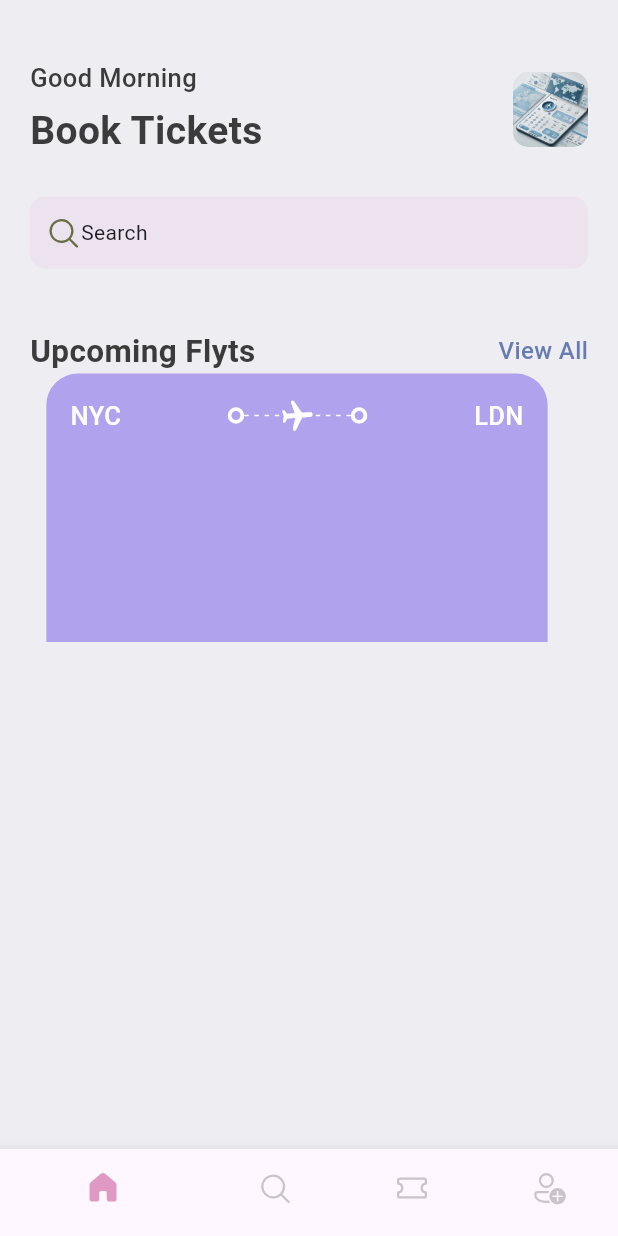
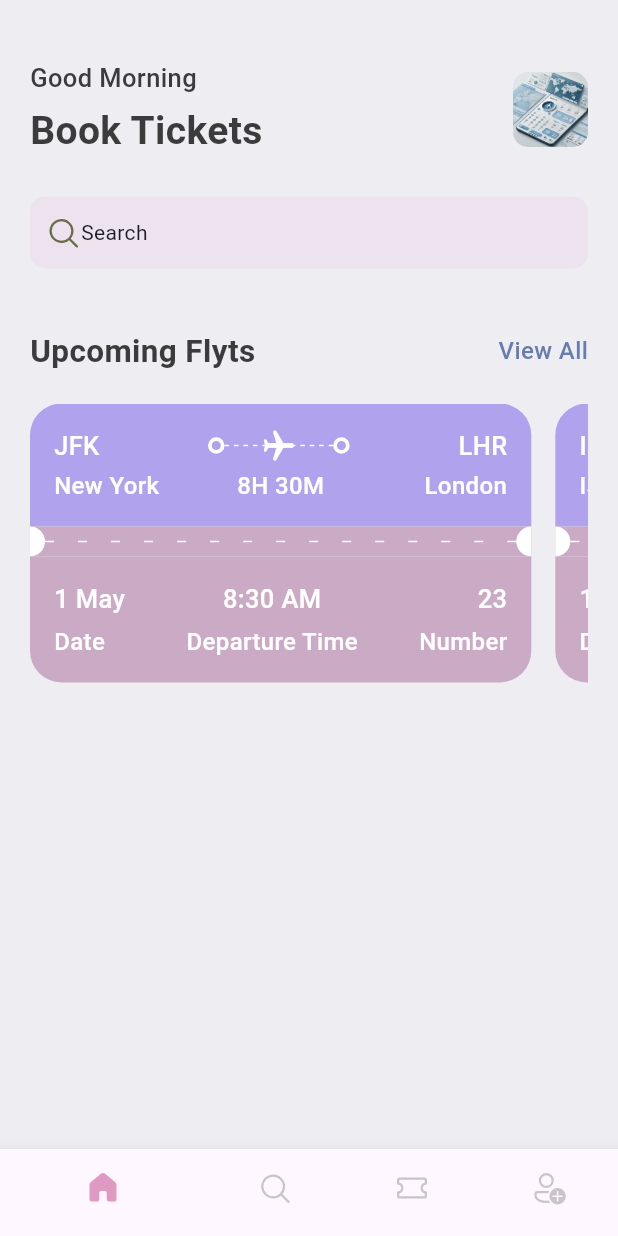
Before and after one commit to AlonaLaskar/ticket-app, a Flutter app: the screen it shows after launch, on a phone screen of 412 x 824 dp. Run offline on Flutter 3.47's test engine with Material 3 defaults, Android fonts, the phone set to English and light mode, and no system bars; our stand-ins replace fluentui_icons.

Commit message:
Add JSON file and fix the ticket card to be dynamic

```diff
--- a/lib/core/res/styles/app_styles.dart
+++ b/lib/core/res/styles/app_styles.dart
@@ -30,4 +30,9 @@ class AppStyles {
     fontWeight: FontWeight.bold,
     color: textColor,
   );
+  static TextStyle heandLineStyle4 = TextStyle(
+    fontSize: 16,
+    fontWeight: FontWeight.w500,
+    color: textColor,
+  );
 }
--- /dev/null
+++ b/lib/core/utils/all_json.dart
@@ -0,0 +1,86 @@
+List<Map<String, dynamic>> ticketList = [
+  {
+    'from': {
+      'code': 'JFK',
+      'name': 'New York',
+    },
+    'to': {
+      'code': 'LHR',
+      'name': 'London',
+    },
+    'duration': '8H 30M',
+    'date': '1 May',
+    'departureTime': '8:30 AM',
+    'number': '23',
+  },
+  {
+    'from': {
+      'code': 'ISR',
+      'name': 'Israel',
+    },
+    'to': {
+      'code': 'LHR',
+      'name': 'London',
+    },
+    'duration': '12H 30M',
+    'date': '1 May',
+    'departureTime': '21:30 PM',
+    'number': '24B',
+  },
+  {
+    'from': {
+      'code': 'DXB',
+      'name': 'Dubai',
+    },
+    'to': {
+      'code': 'SIN',
+      'name': 'Singapore',
+    },
+    'duration': '7H 45M',
+    'date': '15 June',
+    'departureTime': '2:15 PM',
+    'number': 'A12',
+  },
+  {
+    'from': {
+      'code': 'SYD',
+      'name': 'Sydney',
+    },
+    'to': {
+      'code': 'LAX',
+      'name': 'Los Angeles',
+    },
+    'duration': '13H 50M',
+    'date': '10 July',
+    'departureTime': '9:00 PM',
+    'number': '89C',
+  },
+  {
+    'from': {
+      'code': 'FRA',
+      'name': 'Frankfurt',
+    },
+    'to': {
+      'code': 'HND',
+      'name': 'Tokyo',
+    },
+    'duration': '11H 20M',
+    'date': '22 March',
+    'departureTime': '6:45 AM',
+    'number': '56K',
+  },
+  {
+    'from': {
+      'code': 'CDG',
+      'name': 'Paris',
+    },
+    'to': {
+      'code': 'MAD',
+      'name': 'Madrid',
+    },
+    'duration': '2H 10M',
+    'date': '5 April',
+    'departureTime': '11:30 AM',
+    'number': '34D',
+  },
+];
--- /dev/null
+++ b/lib/core/widgets/app_coulmn_text_layour.dart
@@ -0,0 +1,23 @@
+import 'package:flutter/material.dart';
+import '/core/widgets/text_style_big_title.dart';
+import '/core/widgets/text_style_small_title.dart';
+
+class AppCoulmnTextLayout extends StatelessWidget {
+  const AppCoulmnTextLayout(
+      {super.key, required this.TopText, required this.BottomText,this.align = CrossAxisAlignment.end});
+  final String TopText;
+  final String BottomText;
+  final CrossAxisAlignment align;
+
+  @override
+  Widget build(BuildContext context) {
+    return Column(
+      crossAxisAlignment: align,
+      children: [
+        TextStyleeBigTitle(text: TopText),
+        const SizedBox(height: 5),
+        TextStyleSmallTitle(text: BottomText),
+      ],
+    );
+  }
+}
--- a/lib/core/widgets/app_double_text.dart
+++ b/lib/core/widgets/app_double_text.dart
@@ -1,5 +1,6 @@
 import 'package:flutter/material.dart';
 import 'package:ticket_app/core/res/styles/app_styles.dart';
+import 'package:ticket_app/screens/all_ticket.dart';
 
 class AppDoubleText extends StatelessWidget {
   const AppDoubleText(
@@ -17,7 +18,14 @@ class AppDoubleText extends StatelessWidget {
           style: AppStyles.heandLineStyle3,
         ),
         InkWell(
-          onTap: () {},
+          onTap: () {
+            Navigator.push(
+              context,
+              MaterialPageRoute(
+                builder: (context) => const AllTickets(),
+              ),
+            );
+          },
           child: Text(smallText,
               style:
                   AppStyles.textStyle.copyWith(color: AppStyles.primaryColor)),
--- a/lib/core/widgets/app_layoutbuilder.dart
+++ b/lib/core/widgets/app_layoutbuilder.dart
@@ -2,8 +2,10 @@ import 'package:flutter/material.dart';
 
 class AppLayoutbuilderWidget extends StatelessWidget {
   final int randomDivider;
+  final double width;
 
-  const AppLayoutbuilderWidget({super.key, required this.randomDivider});
+  const AppLayoutbuilderWidget(
+      {super.key, required this.randomDivider, this.width = 3});
 
   @override
   Widget build(BuildContext context) {
@@ -15,11 +17,11 @@ class AppLayoutbuilderWidget extends StatelessWidget {
           mainAxisAlignment: MainAxisAlignment.spaceBetween,
           direction: Axis.horizontal,
           children: List.generate(
-              (constraints.constrainWidth()/randomDivider).floor(),
-              (index) => const SizedBox(
-                    width: 3,
+              (constraints.constrainWidth() / randomDivider).floor(),
+              (index) => SizedBox(
+                    width: width,
                     height: 1,
-                    child: DecoratedBox(
+                    child: const DecoratedBox(
                       decoration: BoxDecoration(
                         color: Colors.white,
                       ),
--- /dev/null
+++ b/lib/core/widgets/big_circle.dart
@@ -0,0 +1,28 @@
+import 'package:flutter/material.dart';
+
+class BigCircle extends StatelessWidget {
+  final bool isRigth;
+  const BigCircle({super.key, required this.isRigth});
+
+  @override
+  Widget build(BuildContext context) {
+    return SizedBox(
+      height: 20,
+      width: 10,
+      child: DecoratedBox(
+        decoration: BoxDecoration(
+          color: Colors.white,
+          borderRadius: isRigth == true
+              ? const BorderRadius.only(
+                  topLeft: Radius.circular(10),
+                  bottomLeft: Radius.circular(10),
+                )
+              : const BorderRadius.only(
+                  topRight: Radius.circular(10),
+                  bottomRight: Radius.circular(10),
+                ),
+        ),
+      ),
+    );
+  }
+}
--- /dev/null
+++ b/lib/core/widgets/text_style_big_title.dart
@@ -0,0 +1,15 @@
+import 'package:flutter/material.dart';
+import '/core/res/styles/app_styles.dart';
+
+class TextStyleeBigTitle extends StatelessWidget {
+  const TextStyleeBigTitle({super.key, required this.text});
+  final String text;
+
+  @override
+  Widget build(BuildContext context) {
+    return Text(
+      text,
+      style: AppStyles.heandLineStyle2.copyWith(color: Colors.white),
+    );
+  }
+}
--- /dev/null
+++ b/lib/core/widgets/text_style_small_title.dart
@@ -0,0 +1,18 @@
+import 'package:flutter/material.dart';
+import '/core/res/styles/app_styles.dart';
+
+class TextStyleSmallTitle extends StatelessWidget {
+  const TextStyleSmallTitle(
+      {super.key, required this.text, this.align = TextAlign.start});
+  final String text;
+  final TextAlign align;
+
+  @override
+  Widget build(BuildContext context) {
+    return Text(
+      text,
+      textAlign: align,
+      style: AppStyles.heandLineStyle4.copyWith(color: Colors.white),
+    );
+  }
+}
--- /dev/null
+++ b/lib/core/widgets/ticket_details_widget.dart
@@ -0,0 +1,62 @@
+import 'package:flutter/material.dart';
+import '/core/widgets/app_coulmn_text_layour.dart';
+
+
+class TicketDetailsWidget extends StatelessWidget {
+  final String date;
+  final String dateLabel;
+  final String departureTime;
+  final String departureTimeLabel;
+  final String ticketNumber;
+  final String ticketNumberLabel;
+  final Color backgroundColor;
+
+  const TicketDetailsWidget({
+    super.key,
+    required this.date,
+    required this.dateLabel,
+    required this.departureTime,
+    required this.departureTimeLabel,
+    required this.ticketNumber,
+    required this.ticketNumberLabel,
+    required this.backgroundColor,
+  }) ;
+
+  @override
+  Widget build(BuildContext context) {
+    return Container(
+      padding: const EdgeInsets.all(16),
+      decoration: BoxDecoration(
+        borderRadius: const BorderRadius.only(
+          bottomLeft: Radius.circular(21),
+          bottomRight: Radius.circular(21),
+        ),
+        color: backgroundColor,
+      ),
+      child: Column(
+        children: [
+          Row(
+            mainAxisAlignment: MainAxisAlignment.spaceBetween,
+            children: [
+              AppCoulmnTextLayout(
+                TopText: date,
+                BottomText: dateLabel,
+                align: CrossAxisAlignment.start,
+              ),
+              AppCoulmnTextLayout(
+                TopText: departureTime,
+                BottomText: departureTimeLabel,
+                align: CrossAxisAlignment.center,
+              ),
+              AppCoulmnTextLayout(
+                TopText: ticketNumber,
+                BottomText: ticketNumberLabel,
+                align: CrossAxisAlignment.end,
+              ),
+            ],
+          ),
+        ],
+      ),
+    );
+  }
+}
--- a/lib/core/widgets/ticket_view.dart
+++ b/lib/core/widgets/ticket_view.dart
@@ -1,68 +1,54 @@
 import 'package:flutter/material.dart';
-import '/core/widgets/big_dot.dart';
+import '/core/widgets/ticket_details_widget.dart';
+import 'ticket_widget.dart';
 import '/core/res/styles/app_styles.dart';
 import '/core/widgets/app_layoutbuilder.dart';
+import '/core/widgets/big_circle.dart';
 
 class TicketsView extends StatelessWidget {
-  const TicketsView({super.key});
+  final Map<String, dynamic> ticket;
+
+  const TicketsView({super.key, required this.ticket});
 
   @override
   Widget build(BuildContext context) {
     final size = MediaQuery.of(context).size; //get the size of the screen
     return SizedBox(
       width: size.width * 0.85,
-      height: 179,
+      height: 189,
       child: Container(
-        decoration: BoxDecoration(
-          borderRadius: const BorderRadius.only(
-              topLeft: Radius.circular(21), topRight: Radius.circular(21)),
-          color: AppStyles.ticketPerpule,
-        ),
         margin: const EdgeInsets.only(right: 16),
-        padding: const EdgeInsets.all(16),
         child: Column(
           children: [
-            Row(
-              children: [
-                Text(
-                  "NYC",
-                  style:
-                      AppStyles.heandLineStyle2.copyWith(color: Colors.white),
-                ),
-                Expanded(
-                  child: Container(),
-                ),
-                const BigDot(),
-                Expanded(
-                  child: Stack(
-                    children: [
-                      const SizedBox(
-                        height: 24,
-                        child: AppLayoutbuilderWidget(randomDivider: 6),
-                      ),
-                      Center(
-                        child: Transform.rotate(
-                          angle: 1.5,
-                          child: const Icon(
-                            Icons.local_airport_rounded,
-                            color: Colors.white,
-                          ),
-                        ),
-                      )
-                    ],
+            TicketWidget(
+              departureCode: ticket["from"]["code"],
+              destinationCode: ticket["to"]["code"],
+              departureCity: ticket["from"]["name"],
+              destinationCity: ticket["to"]["name"],
+              duration: ticket["duration"],
+            ),
+            // circle and dots
+            Container(
+              color: AppStyles.ticketPink,
+              child: const Row(
+                children: [
+                  BigCircle(isRigth: false),
+                  Expanded(
+                    child: AppLayoutbuilderWidget(randomDivider: 20, width: 6),
                   ),
-                ),
-                const BigDot(),
-                Expanded(
-                  child: Container(),
-                ),
-                Text(
-                  "LDN",
-                  style:
-                      AppStyles.heandLineStyle2.copyWith(color: Colors.white),
-                ),
-              ],
-            )
+                  BigCircle(isRigth: true),
+                ],
+              ),
+            ),
+            TicketDetailsWidget(
+              date: ticket["date"],
+              dateLabel: "Date",
+              departureTime: ticket["departureTime"],
+              departureTimeLabel: "Departure Time",
+              ticketNumber: ticket["number"],
+              ticketNumberLabel: "Number",
+              backgroundColor: AppStyles.ticketPink,
+            ),
           ],
         ),
       ),
--- /dev/null
+++ b/lib/core/widgets/ticket_widget.dart
@@ -0,0 +1,104 @@
+import 'package:flutter/material.dart ';
+import '/core/widgets/text_style_big_title.dart';
+import '/core/widgets/text_style_small_title.dart';
+import '/core/widgets/big_dot.dart';
+import '/core/res/styles/app_styles.dart';
+import '/core/widgets/app_layoutbuilder.dart';
+
+class TicketWidget extends StatelessWidget {
+  final String departureCode;
+  final String destinationCode;
+  final String departureCity;
+  final String destinationCity;
+  final String duration;
+
+  const TicketWidget({
+    super.key,
+    required this.departureCode,
+    required this.destinationCode,
+    required this.departureCity,
+    required this.destinationCity,
+    required this.duration,
+  });
+
+  @override
+  Widget build(BuildContext context) {
+    return Container(
+      // Purple part of the ticke
+      decoration: BoxDecoration(
+        borderRadius: const BorderRadius.only(
+          topLeft: Radius.circular(21),
+          topRight: Radius.circular(21),
+        ),
+        color: AppStyles.ticketPerpule,
+      ),
+      padding: const EdgeInsets.all(16),
+      child: Column(
+        children: [
+          // Show departure and destination with icons first line
+          Row(
+            children: [
+              TextStyleeBigTitle(
+                text: departureCode,
+              ),
+              Expanded(
+                child: Container(),
+              ),
+              const BigDot(),
+              Expanded(
+                child: Stack(
+                  children: [
+                    const SizedBox(
+                      height: 24,
+                      child: AppLayoutbuilderWidget(randomDivider: 6),
+                    ),
+                    Center(
+                      child: Transform.rotate(
+                        angle: 1.57,
+                        child: const Icon(
+                          Icons.local_airport_rounded,
+                          color: Colors.white,
+                        ),
+                      ),
+                    ),
+                  ],
+                ),
+              ),
+              const BigDot(),
+              Expanded(
+                child: Container(),
+              ),
+              TextStyleeBigTitle(
+                text: destinationCode,
+              ),
+            ],
+          ),
+          // Show departure and destination name with time
+          const SizedBox(height: 3),
+          Row(
+            children: [
+              SizedBox(
+                width: 100,
+                child: TextStyleSmallTitle(text: departureCity),
+              ),
+              Expanded(
+                child: Container(),
+              ),
+              TextStyleSmallTitle(text: duration),
+              Expanded(
+                child: Container(),
+              ),
+              SizedBox(
+                width: 100,
+                child: TextStyleSmallTitle(
+                  text: destinationCity,
+                  align: TextAlign.right,
+                ),
+              ),
+            ],
+          ),
+        ],
+      ),
+    );
+  }
+}
--- /dev/null
+++ b/lib/screens/all_ticket.dart
@@ -0,0 +1,12 @@
+import 'package:flutter/material.dart';
+
+class AllTickets extends StatelessWidget {
+  const AllTickets({super.key});
+
+  @override
+  Widget build(BuildContext context) {
+    return Scaffold(
+      appBar: AppBar(),
+    );
+  }
+}
--- a/lib/screens/hone_screen.dart
+++ b/lib/screens/hone_screen.dart
@@ -4,6 +4,7 @@ import 'package:ticket_app/core/res/styles/media.dart';
 import '/core/res/styles/app_styles.dart';
 import '/core/widgets/app_double_text.dart';
 import '/core/widgets/ticket_view.dart';
+import '/core/utils/all_json.dart';
 
 class HomeScreen extends StatelessWidget {
   const HomeScreen({super.key});
@@ -72,7 +73,15 @@ class HomeScreen extends StatelessWidget {
                 const SizedBox(height: 40),
                 const AppDoubleText(
                     bigText: "Upcoming Flyts", smallText: "View All"),
-                const TicketsView(),
+                const SizedBox(height: 20),
+                SingleChildScrollView(
+                    scrollDirection: Axis.horizontal,
+                    child: Row(
+                      children: ticketList
+                          .map((singleTicket) =>
+                              TicketsView(ticket: singleTicket))
+                          .toList(),
+                    )),
               ],
             ),
           ),
```
